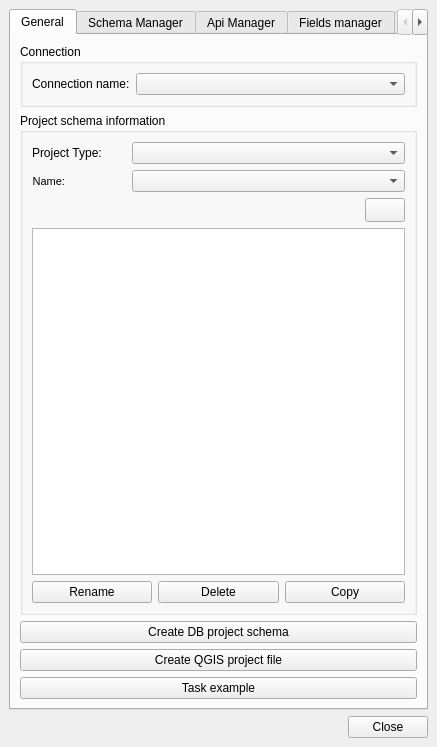
Before: the Qt Designer form ui/readsql.ui in Giswater/giswater_qgis_plugin, drawn with Qt 5.
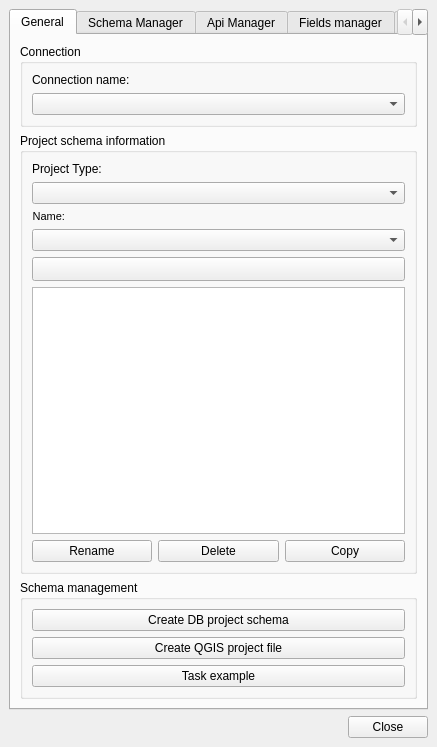
After: the same form once the commit is applied. Icons and pictures are not drawn.

Commit message: Enhancement: manage schema form

Patch:
```diff
--- a/ui/readsql.ui
+++ b/ui/readsql.ui
@@ -75,20 +75,37 @@
            <string>Project schema information</string>
           </property>
           <layout class="QGridLayout" name="gridLayout_7">
-           <item row="1" column="1">
-            <widget class="QLabel" name="label">
-             <property name="layoutDirection">
-              <enum>Qt::LeftToRight</enum>
+           <item row="2" column="1">
+            <widget class="QLabel" name="label_custom_node_type">
+             <property name="sizePolicy">
+              <sizepolicy hsizetype="Maximum" vsizetype="Preferred">
+               <horstretch>0</horstretch>
+               <verstretch>0</verstretch>
+              </sizepolicy>
+             </property>
+             <property name="font">
+              <font>
+               <pointsize>8</pointsize>
+              </font>
+             </property>
+             <property name="frameShape">
+              <enum>QFrame::NoFrame</enum>
+             </property>
+             <property name="frameShadow">
+              <enum>QFrame::Raised</enum>
              </property>
              <property name="text">
-              <string>Project Type:       </string>
+              <string>Name:</string>
              </property>
              <property name="alignment">
-              <set>Qt::AlignLeading|Qt::AlignLeft|Qt::AlignVCenter</set>
+              <set>Qt::AlignRight|Qt::AlignTrailing|Qt::AlignVCenter</set>
+             </property>
+             <property name="margin">
+              <number>3</number>
              </property>
             </widget>
            </item>
-           <item row="6" column="1" colspan="3">
+           <item row="7" column="1" colspan="3">
             <widget class="QTextEdit" name="software_version_info">
              <property name="enabled">
               <bool>true</bool>
@@ -98,7 +115,7 @@
              </property>
             </widget>
            </item>
-           <item row="7" column="1" colspan="3">
+           <item row="8" column="1" colspan="3">
             <layout class="QGridLayout" name="gridLayout_6">
              <item row="2" column="1">
               <widget class="QPushButton" name="btn_delete">
@@ -141,17 +158,7 @@
              </item>
             </layout>
            </item>
-           <item row="1" column="2" colspan="2">
-            <widget class="QComboBox" name="cmb_project_type">
-             <property name="sizePolicy">
-              <sizepolicy hsizetype="Expanding" vsizetype="Fixed">
-               <horstretch>0</horstretch>
-               <verstretch>0</verstretch>
-              </sizepolicy>
-             </property>
-            </widget>
-           </item>
-           <item row="2" column="2" colspan="2">
+           <item row="3" column="1" colspan="3">
             <widget class="QComboBox" name="project_schema_name">
              <property name="enabled">
               <bool>true</bool>
@@ -167,43 +174,36 @@
              </property>
             </widget>
            </item>
-           <item row="2" column="1">
-            <widget class="QLabel" name="label_custom_node_type">
+           <item row="0" column="1">
+            <widget class="QLabel" name="label">
+             <property name="layoutDirection">
+              <enum>Qt::LeftToRight</enum>
+             </property>
+             <property name="text">
+              <string>Project Type:       </string>
+             </property>
+             <property name="alignment">
+              <set>Qt::AlignLeading|Qt::AlignLeft|Qt::AlignVCenter</set>
+             </property>
+            </widget>
+           </item>
+           <item row="1" column="1" colspan="3">
+            <widget class="QComboBox" name="cmb_project_type">
              <property name="sizePolicy">
-              <sizepolicy hsizetype="Maximum" vsizetype="Preferred">
+              <sizepolicy hsizetype="Expanding" vsizetype="Fixed">
                <horstretch>0</horstretch>
                <verstretch>0</verstretch>
               </sizepolicy>
              </property>
-             <property name="font">
-              <font>
-               <pointsize>8</pointsize>
-              </font>
-             </property>
-             <property name="frameShape">
-              <enum>QFrame::NoFrame</enum>
-             </property>
-             <property name="frameShadow">
-              <enum>QFrame::Raised</enum>
-             </property>
-             <property name="text">
-              <string>Name:</string>
-             </property>
-             <property name="alignment">
-              <set>Qt::AlignRight|Qt::AlignTrailing|Qt::AlignVCenter</set>
-             </property>
-             <property name="margin">
-              <number>3</number>
-             </property>
             </widget>
            </item>
-           <item row="5" column="3">
+           <item row="6" column="1" colspan="3">
             <widget class="QPushButton" name="btn_info">
              <property name="enabled">
               <bool>true</bool>
              </property>
              <property name="sizePolicy">
-              <sizepolicy hsizetype="Maximum" vsizetype="Fixed">
+              <sizepolicy hsizetype="Preferred" vsizetype="Preferred">
                <horstretch>0</horstretch>
                <verstretch>0</verstretch>
               </sizepolicy>
@@ -243,32 +243,13 @@
           </layout>
          </widget>
         </item>
-        <item row="3" column="1">
-         <widget class="QPushButton" name="btn_schema_create">
-          <property name="sizePolicy">
-           <sizepolicy hsizetype="Minimum" vsizetype="Preferred">
-            <horstretch>0</horstretch>
-            <verstretch>0</verstretch>
-           </sizepolicy>
-          </property>
-          <property name="font">
-           <font>
-            <weight>50</weight>
-            <bold>false</bold>
-           </font>
-          </property>
-          <property name="text">
-           <string>Create DB project schema</string>
-          </property>
-         </widget>
-        </item>
         <item row="0" column="1">
          <widget class="QGroupBox" name="groupBox_4">
           <property name="title">
            <string>Connection</string>
           </property>
           <layout class="QGridLayout" name="gridLayout_2">
-           <item row="0" column="0">
+           <item row="0" column="0" colspan="2">
             <widget class="QLabel" name="lbl_connection">
              <property name="sizePolicy">
               <sizepolicy hsizetype="Maximum" vsizetype="Preferred">
@@ -281,7 +262,7 @@
              </property>
             </widget>
            </item>
-           <item row="0" column="1">
+           <item row="1" column="0" colspan="2">
             <widget class="QComboBox" name="cmb_connection">
              <property name="enabled">
               <bool>true</bool>
@@ -291,18 +272,50 @@
           </layout>
          </widget>
         </item>
-        <item row="4" column="1">
-         <widget class="QPushButton" name="btn_gis_create">
-          <property name="text">
-           <string>Create QGIS project file</string>
+        <item row="3" column="1">
+         <widget class="QGroupBox" name="groupBox_6">
+          <property name="title">
+           <string>Schema management</string>
           </property>
-         </widget>
-        </item>
-        <item row="5" column="1">
-         <widget class="QPushButton" name="btn_task_example">
-          <property name="text">
-           <string>Task example</string>
-          </property>
+          <layout class="QGridLayout" name="gridLayout_26">
+           <item row="0" column="0">
+            <layout class="QGridLayout" name="gridLayout_23">
+             <item row="0" column="0">
+              <widget class="QPushButton" name="btn_schema_create">
+               <property name="sizePolicy">
+                <sizepolicy hsizetype="Minimum" vsizetype="Preferred">
+                 <horstretch>0</horstretch>
+                 <verstretch>0</verstretch>
+                </sizepolicy>
+               </property>
+               <property name="font">
+                <font>
+                 <weight>50</weight>
+                 <bold>false</bold>
+                </font>
+               </property>
+               <property name="text">
+                <string>Create DB project schema</string>
+               </property>
+              </widget>
+             </item>
+             <item row="1" column="0">
+              <widget class="QPushButton" name="btn_gis_create">
+               <property name="text">
+                <string>Create QGIS project file</string>
+               </property>
+              </widget>
+             </item>
+             <item row="2" column="0">
+              <widget class="QPushButton" name="btn_task_example">
+               <property name="text">
+                <string>Task example</string>
+               </property>
+              </widget>
+             </item>
+            </layout>
+           </item>
+          </layout>
          </widget>
         </item>
        </layout>
```
Left out of the diff: 3 changed lines with no effect on the pictures.
